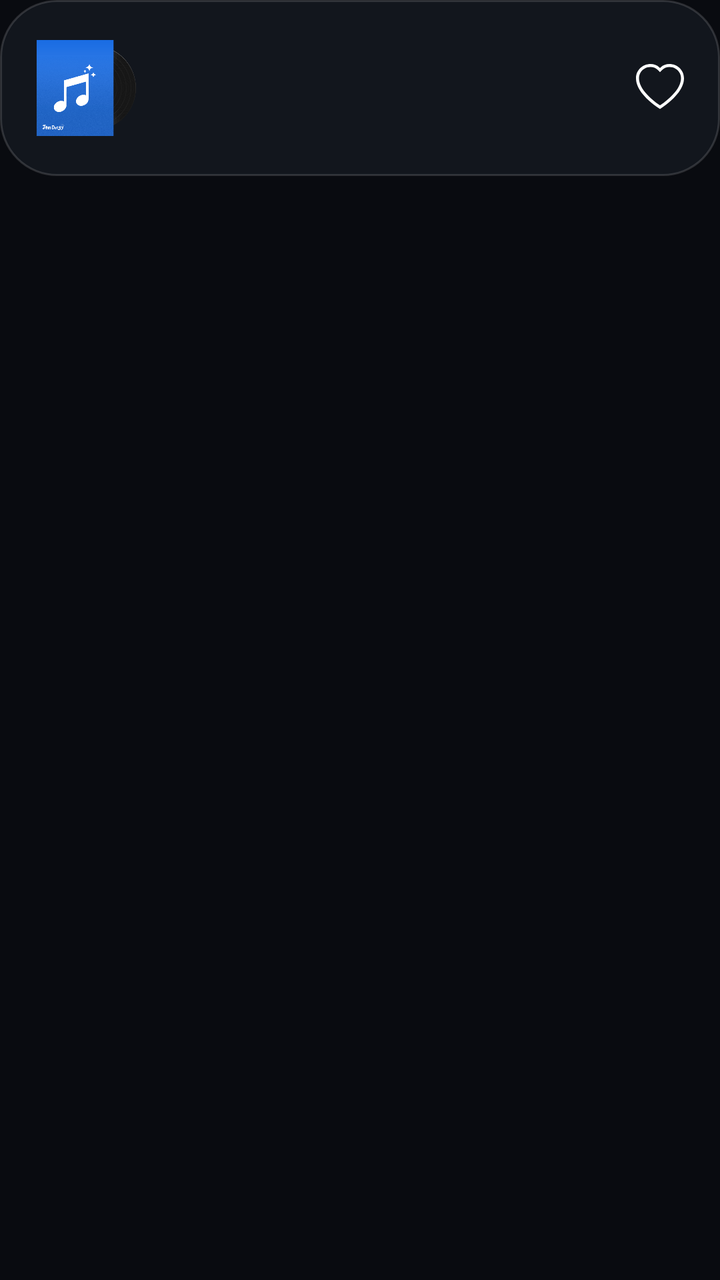
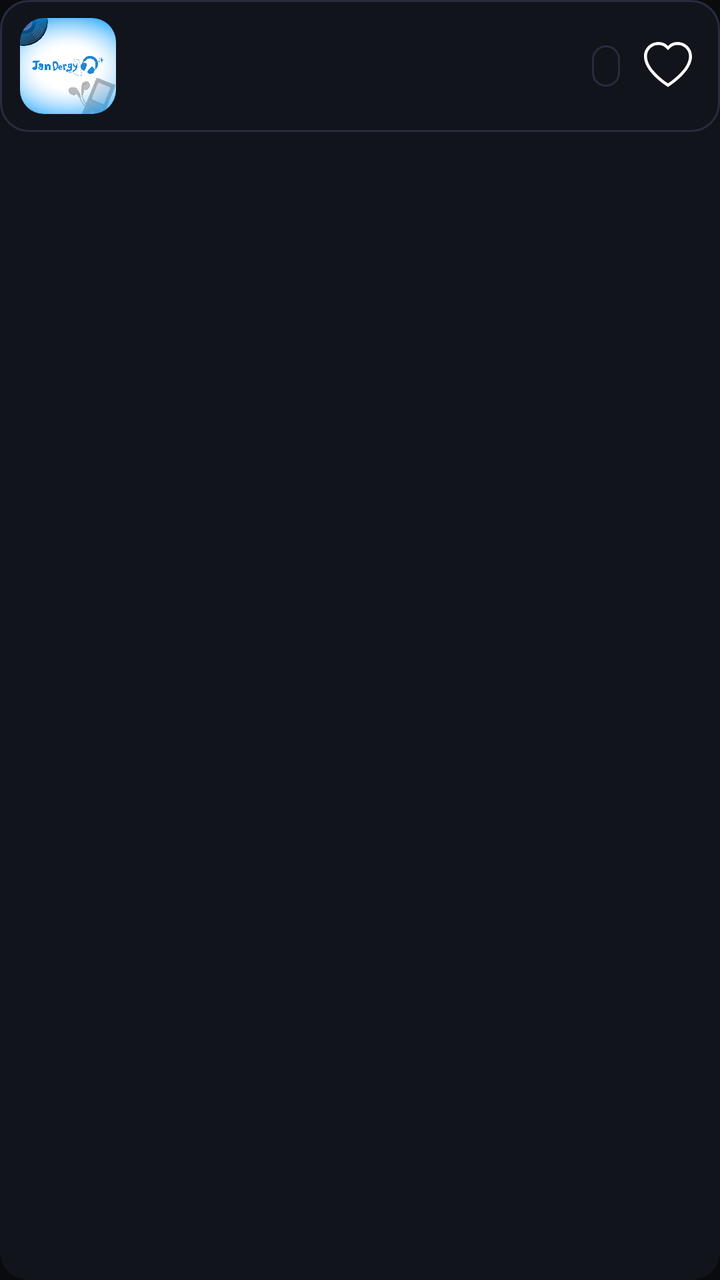

Before-and-after screenshots of an Android layout around one commit, followed by the original layout XML and the change that was made.
<!-- AndroidManifest.xml: application theme Theme.MyJanDergyMusic -->
<!-- res/layout/item_audio.xml -->
<?xml version="1.0" encoding="utf-8"?>

<androidx.cardview.widget.CardView xmlns:android="http://schemas.android.com/apk/res/android"
    xmlns:app="http://schemas.android.com/apk/res-auto"
    android:layout_width="match_parent"
    android:layout_height="wrap_content"
    android:layout_marginHorizontal="12dp"
    android:layout_marginVertical="7dp"
    app:cardBackgroundColor="@android:color/transparent"
    app:cardCornerRadius="22dp"
    app:cardElevation="0dp">

    <LinearLayout
        android:layout_width="match_parent"
        android:layout_height="wrap_content"
        android:background="@drawable/bg_glass_panel"
        android:orientation="horizontal"
        android:padding="14dp"
        android:gravity="center_vertical">

        <com.google.android.material.imageview.ShapeableImageView
            android:id="@+id/album_art"
            android:layout_width="60dp"
            android:layout_height="60dp"
            android:scaleType="centerCrop"
            android:src="@drawable/blank_icon_album"
            android:transitionName="album_art_transition"
            app:shapeAppearanceOverlay="@style/RoundedImageView"
            android:contentDescription="Album Art" />

        <LinearLayout
            android:layout_width="0dp"
            android:layout_height="wrap_content"
            android:layout_weight="1"
            android:orientation="vertical"
            android:layout_marginStart="16dp">

            <TextView
                android:id="@+id/song_title"
                android:layout_width="match_parent"
                android:layout_height="wrap_content"
                android:ellipsize="end"
                android:singleLine="true"
                android:textColor="@android:color/white"
                android:textSize="16sp"
                android:textStyle="bold" />

            <TextView
                android:id="@+id/artist_name"
                android:layout_width="match_parent"
                android:layout_height="wrap_content"
                android:ellipsize="end"
                android:singleLine="true"
                android:textColor="@color/glass_text_secondary"
                android:textSize="13sp" />

            <TextView
                android:id="@+id/file_description"
                android:layout_width="match_parent"
                android:layout_height="wrap_content"
                android:textColor="#96FFFFFF"
                android:textSize="12sp" />
        </LinearLayout>

        <ImageButton
            android:id="@+id/btn_favorite"
            android:layout_width="32dp"
            android:layout_height="32dp"
            android:background="?attr/selectableItemBackgroundBorderless"
            android:src="@drawable/ic_heart_outline"
            android:contentDescription="Favorite"
            app:tint="@android:color/white" />

    </LinearLayout>
</androidx.cardview.widget.CardView>
<!-- resources referenced by this layout -->
<resources>
  <color name="glass_text_secondary">#B8FFFFFF</color>
  <!-- drawable bg_glass_panel (drawable) -->
  <?xml version="1.0" encoding="utf-8"?>
  
  <shape xmlns:android="http://schemas.android.com/apk/res/android">
      <solid android:color="@color/surface_panel" />
      <corners android:radius="28dp" />
      <stroke
          android:width="1dp"
          android:color="@color/glass_stroke" />
  </shape>
  <!-- drawable blank_icon_album: png bitmap (drawable, 126206 bytes) -->
  <!-- drawable ic_heart_outline (drawable) -->
  <vector xmlns:android="http://schemas.android.com/apk/res/android"
      android:width="24dp"
      android:height="24dp"
      android:viewportWidth="16"
      android:viewportHeight="16">
      <path
          android:fillColor="#FFFFFF"
          android:pathData="m8 2.748-.717-.737C5.6.281 2.514.878 1.4 3.053c-.523 1.023-.641 2.5.314 4.385.92 1.815 2.834 3.989 6.286 6.357 3.452-2.368 5.365-4.542 6.286-6.357.955-1.886.838-3.362.314-4.385C13.486.878 10.4.28 8.717 2.01zM8 15C-7.333 4.868 3.279-3.04 7.824 1.143q.09.083.176.171a3 3 0 0 1 .176-.17C12.72-3.042 23.333 4.867 8 15"/>
  </vector>
  <style name="RoundedImageView" parent="">
          <item name="cornerSize">12dp</item>
      </style>
  <style name="Theme.MyJanDergyMusic" parent="Base.Theme.MyJanDergyMusic" />
  <color name="surface_panel">#D9151820</color>
  <color name="glass_stroke">#24FFFFFF</color>
  <style name="Base.Theme.MyJanDergyMusic" parent="Theme.Material3.DayNight.NoActionBar">
          
          <item name="colorPrimary">@color/logo_blue</item>
          <item name="android:windowBackground">@color/surface_dark</item>
          <item name="android:statusBarColor">@android:color/transparent</item>
          <item name="android:navigationBarColor">@android:color/transparent</item>
      </style>
  <color name="logo_blue">#2196F3</color>
  <color name="surface_dark">#FF090B10</color>
</resources>

<!-- the commit's change to res/layout/item_audio.xml (unified diff, before → after) -->
@@ -1,29 +1,31 @@
 <?xml version="1.0" encoding="utf-8"?>
-
 <androidx.cardview.widget.CardView xmlns:android="http://schemas.android.com/apk/res/android"
     xmlns:app="http://schemas.android.com/apk/res-auto"
     android:layout_width="match_parent"
     android:layout_height="wrap_content"
-    android:layout_marginHorizontal="12dp"
-    android:layout_marginVertical="7dp"
-    app:cardBackgroundColor="@android:color/transparent"
-    app:cardCornerRadius="22dp"
+    android:layout_marginHorizontal="8dp"
+    android:layout_marginVertical="3.5dp"
+    app:cardBackgroundColor="@color/surface_panel"
+    app:cardCornerRadius="14dp"
     app:cardElevation="0dp">
 
     <LinearLayout
         android:layout_width="match_parent"
         android:layout_height="wrap_content"
-        android:background="@drawable/bg_glass_panel"
+        android:background="@drawable/bg_opaque_card"
         android:orientation="horizontal"
-        android:padding="14dp"
+        android:paddingStart="10dp"
+        android:paddingTop="9dp"
+        android:paddingEnd="12dp"
+        android:paddingBottom="9dp"
         android:gravity="center_vertical">
 
         <com.google.android.material.imageview.ShapeableImageView
             android:id="@+id/album_art"
-            android:layout_width="60dp"
-            android:layout_height="60dp"
+            android:layout_width="48dp"
+            android:layout_height="48dp"
             android:scaleType="centerCrop"
-            android:src="@drawable/blank_icon_album"
+            android:src="@drawable/cover_ep"
             android:transitionName="album_art_transition"
             app:shapeAppearanceOverlay="@style/RoundedImageView"
             android:contentDescription="Album Art" />
@@ -33,7 +35,8 @@
             android:layout_height="wrap_content"
             android:layout_weight="1"
             android:orientation="vertical"
-            android:layout_marginStart="16dp">
+            android:layout_marginStart="12dp"
+            android:layout_marginEnd="8dp">
 
             <TextView
                 android:id="@+id/song_title"
@@ -42,30 +45,36 @@
                 android:ellipsize="end"
                 android:singleLine="true"
                 android:textColor="@android:color/white"
-                android:textSize="16sp"
+                android:textSize="14.5sp"
                 android:textStyle="bold" />
 
             <TextView
                 android:id="@+id/artist_name"
                 android:layout_width="match_parent"
                 android:layout_height="wrap_content"
+                android:layout_marginTop="2dp"
                 android:ellipsize="end"
                 android:singleLine="true"
                 android:textColor="@color/glass_text_secondary"
-                android:textSize="13sp" />
+                android:textSize="12.5sp" />
+        </LinearLayout>
 
-            <TextView
-                android:id="@+id/file_description"
-                android:layout_width="match_parent"
-                android:layout_height="wrap_content"
-                android:textColor="#96FFFFFF"
-                android:textSize="12sp" />
-        </LinearLayout>
+        <TextView
+            android:id="@+id/file_description"
+            android:layout_width="wrap_content"
+            android:layout_height="wrap_content"
+            android:layout_marginEnd="10dp"
+            android:background="@drawable/bg_opaque_card"
+            android:paddingHorizontal="7dp"
+            android:paddingVertical="3dp"
+            android:textColor="@color/glass_text_secondary"
+            android:textSize="11sp"
+            android:textStyle="bold" />
 
         <ImageButton
             android:id="@+id/btn_favorite"
-            android:layout_width="32dp"
-            android:layout_height="32dp"
+            android:layout_width="28dp"
+            android:layout_height="28dp"
             android:background="?attr/selectableItemBackgroundBorderless"
             android:src="@drawable/ic_heart_outline"
             android:contentDescription="Favorite"
<!-- resource entries referenced after the edit -->
@@ -1,17 +1,6 @@
 <!-- resources referenced by this layout -->
 <resources>
-  <color name="glass_text_secondary">#B8FFFFFF</color>
-  <!-- drawable bg_glass_panel (drawable) -->
-  <?xml version="1.0" encoding="utf-8"?>
-  
-  <shape xmlns:android="http://schemas.android.com/apk/res/android">
-      <solid android:color="@color/surface_panel" />
-      <corners android:radius="28dp" />
-      <stroke
-          android:width="1dp"
-          android:color="@color/glass_stroke" />
-  </shape>
-  <!-- drawable blank_icon_album: png bitmap (drawable, 126206 bytes) -->
+  <color name="glass_text_secondary">#FF94A3B8</color>
   <!-- drawable ic_heart_outline (drawable) -->
   <vector xmlns:android="http://schemas.android.com/apk/res/android"
       android:width="24dp"
@@ -26,8 +15,18 @@
           <item name="cornerSize">12dp</item>
       </style>
   <style name="Theme.MyJanDergyMusic" parent="Base.Theme.MyJanDergyMusic" />
-  <color name="surface_panel">#D9151820</color>
-  <color name="glass_stroke">#24FFFFFF</color>
+  <color name="surface_panel">#FF12141C</color>
+  <!-- drawable bg_opaque_card (drawable) -->
+  <?xml version="1.0" encoding="utf-8"?>
+  <shape xmlns:android="http://schemas.android.com/apk/res/android">
+      <solid android:color="@color/surface_panel" />
+      <corners android:radius="14dp" />
+      <stroke
+          android:width="1dp"
+          android:color="@color/glass_stroke" />
+  </shape>
+  <!-- drawable cover_ep: png bitmap (drawable, 484252 bytes) -->
+  <color name="glass_stroke">#FF282C3D</color>
   <style name="Base.Theme.MyJanDergyMusic" parent="Theme.Material3.DayNight.NoActionBar">
           
           <item name="colorPrimary">@color/logo_blue</item>
@@ -35,7 +34,7 @@
           <item name="android:statusBarColor">@android:color/transparent</item>
           <item name="android:navigationBarColor">@android:color/transparent</item>
       </style>
-  <color name="logo_blue">#2196F3</color>
-  <color name="surface_dark">#FF090B10</color>
+  <color name="logo_blue">#FF00E5FF</color>
+  <color name="surface_dark">#FF0A0B0E</color>
 </resources>
 
